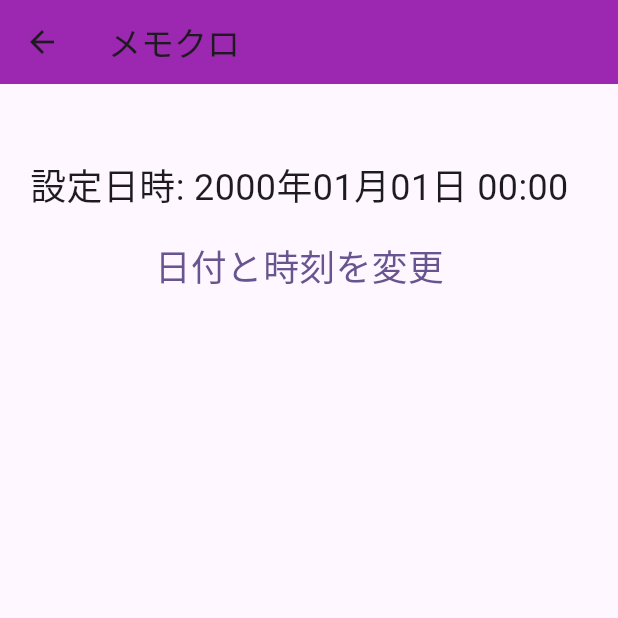
After one commit to makoty-pg/susamin, a Flutter app: the ClockHomePage screen opened directly, after a tap on the "add" icon, on a phone screen of 412 x 824 dp, the top half of it. The commit adds this screen. Run offline on Flutter 3.47's test engine with Material 3 defaults, Android fonts, the phone set to English and light mode, and no system bars; our stand-ins replace flutter_datetime_picker_plus, sqflite; accounts and stored records are empty.

Commit message:
datetimepickerplus導入 alarmsetting.dart追加 ドラムロール日付選択実装

```diff
--- /dev/null
+++ b/lib/alarm_setting.dart
@@ -0,0 +1,63 @@
+import 'package:flutter/material.dart';
+import 'package:flutter_datetime_picker_plus/flutter_datetime_picker_plus.dart';
+
+class AlarmSetting extends StatefulWidget {
+  const AlarmSetting({super.key});
+
+  @override
+  _AlarmSettingState createState() => _AlarmSettingState();
+}
+
+class _AlarmSettingState extends State<AlarmSetting> {
+  String dateText = '設定日時: 2000年01月01日 00:00';
+
+  @override
+  Widget build(BuildContext context) {
+    return Scaffold(
+      appBar: AppBar(
+        title: const Text('メモクロ'),
+        backgroundColor: Colors.purple,
+      ),
+      body: Padding(
+        padding: const EdgeInsets.only(top: 50, left: 20, right: 20), // 上部に余白を追加
+        child: Column(
+          mainAxisAlignment: MainAxisAlignment.start, // 上に詰める
+          crossAxisAlignment: CrossAxisAlignment.center, // 中央寄せ
+          children: <Widget>[
+            Text(
+              dateText,
+              style: const TextStyle(
+                fontSize: 24,
+              ),
+            ),
+            const SizedBox(height: 10), // 余白
+            TextButton(
+              onPressed: () {
+                DatePicker.showDateTimePicker(
+                  context,
+                  showTitleActions: true,
+                  minTime: DateTime(2000, 1, 1),
+                  maxTime: DateTime(2025, 12, 31),
+                  onConfirm: (date) {
+                    setState(() {
+                      dateText =
+                      '設定日時: ${date.year}年${date.month}月${date.day}日 ${date.hour}:${date.minute}';
+                    });
+                  },
+                  currentTime: DateTime.now(),
+                  locale: LocaleType.jp,
+                );
+              },
+              child: const Text(
+                '日付と時刻を変更',
+                style: TextStyle(
+                  fontSize: 24,
+                ),
+              ),
+            ),
+          ],
+        ),
+      ),
+    );
+  }
+}
--- a/lib/clock_home.dart
+++ b/lib/clock_home.dart
@@ -1,4 +1,5 @@
 import 'package:flutter/material.dart';
+import 'package:memorization_and_clock/alarm_setting.dart';
 
 class CornerWidget extends StatelessWidget {
   final VoidCallback onEdit;
@@ -53,6 +54,7 @@ class ClockHome extends StatelessWidget {
         useMaterial3: true,
       ),
       home: const ClockHomePage(title: 'メモクロ'),
+
     );
   }
 }
@@ -123,6 +125,15 @@ class _ClockHomePageState extends State<ClockHomePage> {
           ],
         ),
       ),
+      floatingActionButton: FloatingActionButton(
+        child: Icon(Icons.add),
+        onPressed: () {
+          Navigator.push(
+            context,
+            MaterialPageRoute(builder: (context) => AlarmSetting()),
+          );
+        },
+      ),
     );
   }
 }
--- a/pubspec.yaml
+++ b/pubspec.yaml
@@ -31,6 +31,7 @@ dependencies:
   flutter:
     sdk: flutter
 
+  flutter_datetime_picker_plus: ^2.1.0
 
   # The following adds the Cupertino Icons font to your application.
   # Use with the CupertinoIcons class for iOS style icons.
```
Also changed, not shown: pubspec.lock.
